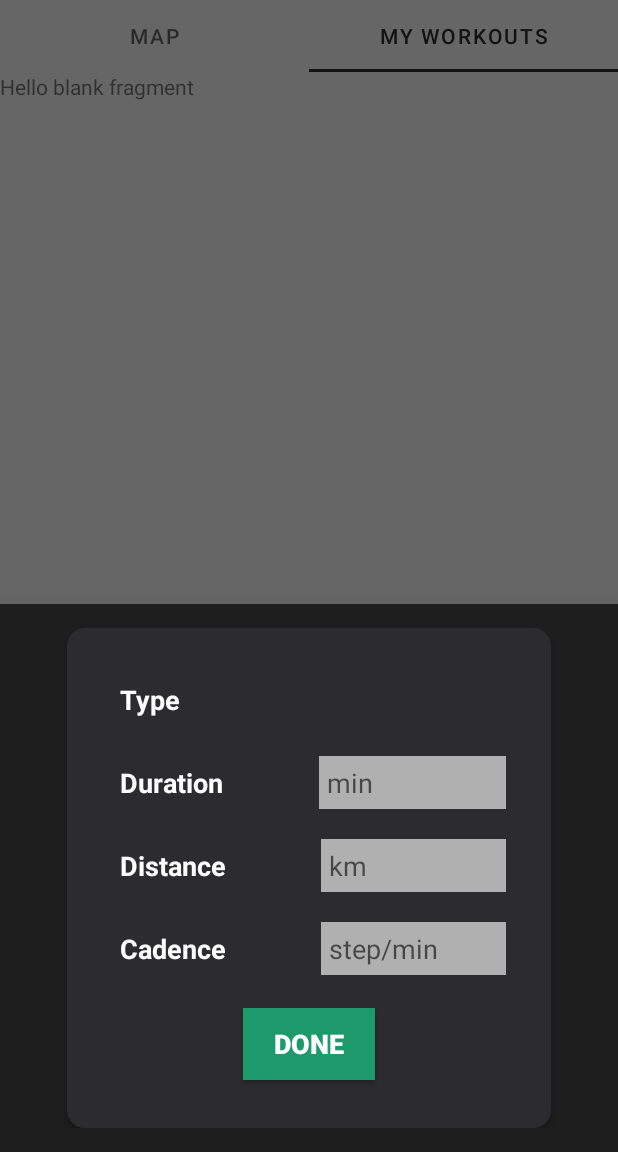
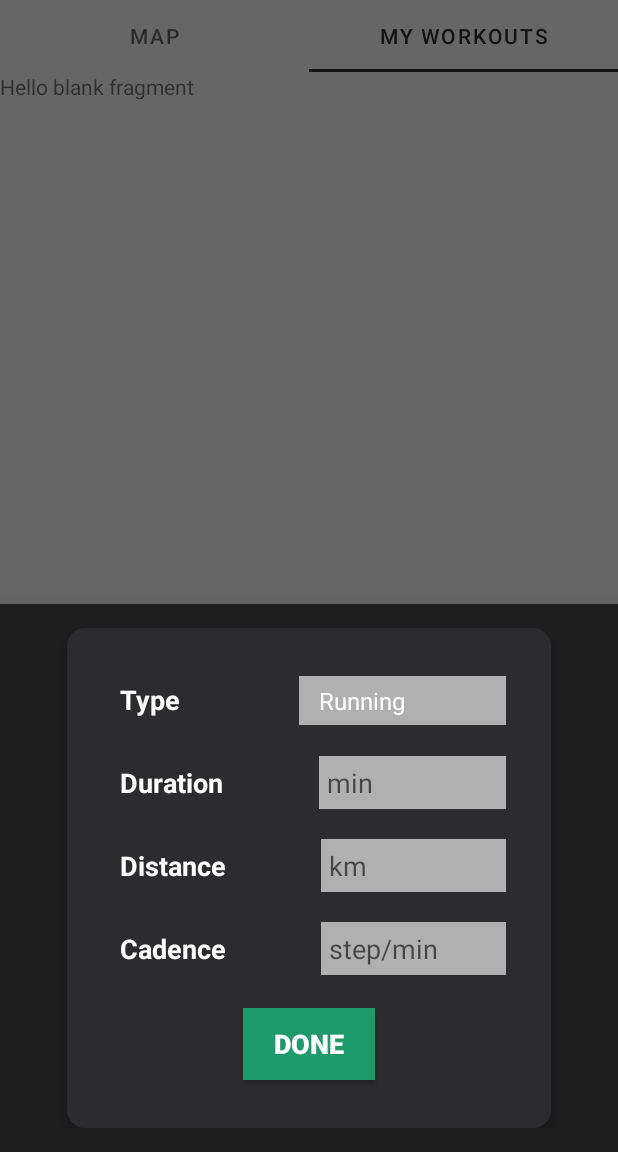
Before and after one commit to Drishti2003/GeoRun, an Android app: the fragment BottomSheetDialog placed in its activity, tab 2 chosen, on a phone screen of 412 x 824 dp, the part 84-1236 px from its top. Run offline under Robolectric (Android 15) with nearby library versions, the phone set to English and light mode, and no system bars.

Commit message:
marker done

```diff
--- a/app/src/main/java/com/example/georun/BottomSheetDialog.java
+++ b/app/src/main/java/com/example/georun/BottomSheetDialog.java
@@ -1,23 +1,77 @@
 package com.example.georun;
 
+import android.content.Context;
+import android.content.Intent;
 import android.os.Bundle;
 import android.view.LayoutInflater;
 import android.view.View;
 import android.view.ViewGroup;
+import android.widget.AdapterView;
+import android.widget.ArrayAdapter;
 import android.widget.Button;
+import android.widget.EditText;
+import android.widget.Spinner;
 import android.widget.Toast;
 import androidx.annotation.NonNull;
 import androidx.annotation.Nullable;
+import androidx.appcompat.widget.AppCompatButton;
+
 import com.google.android.material.bottomsheet.BottomSheetDialogFragment;
 
 public class BottomSheetDialog extends BottomSheetDialogFragment {
 
+    public interface BottomSheetListener {
+        void onDataEntered(String workoutType, String distance, String duration, String cadence);
+    }
+
+    private BottomSheetListener listener;
+
+    private AppCompatButton doneButton;
+    private EditText etDistance, etDuration, etCadence;
+
+    @Override
+    public void onAttach(@NonNull Context context) {
+        super.onAttach(context);
+        if (context instanceof BottomSheetListener) {
+            listener = (BottomSheetListener) context;
+        } else {
+            throw new RuntimeException(context.toString() + " must implement BottomSheetListener");
+        }
+    }
+
     @Nullable
     @Override
-    public View onCreateView(@NonNull LayoutInflater inflater, @Nullable ViewGroup container, @Nullable Bundle savedInstanceState) {
-        // Inflate the bottom sheet layout
+    public View onCreateView(@NonNull LayoutInflater inflater,
+                             @Nullable ViewGroup container,
+                             @Nullable Bundle savedInstanceState) {
         View view = inflater.inflate(R.layout.bottom_sheet_layout, container, false);
 
+        Spinner spinner = view.findViewById(R.id.workout_spinner);
+        doneButton = view.findViewById(R.id.btnDone);
+        etDistance = view.findViewById(R.id.distance);
+        etDuration = view.findViewById(R.id.duration);
+        etCadence = view.findViewById(R.id.cadence);
+
+        ArrayAdapter<CharSequence> adapter = ArrayAdapter.createFromResource(
+                requireContext(),
+                R.array.workout_array,
+                android.R.layout.simple_spinner_item
+        );
+        adapter.setDropDownViewResource(android.R.layout.simple_spinner_dropdown_item);
+        spinner.setAdapter(adapter);
+
+        doneButton.setOnClickListener(v -> {
+            String type = spinner.getSelectedItem().toString();
+            String distance = etDistance.getText().toString();
+            String duration = etDuration.getText().toString();
+            String cadence = etCadence.getText().toString();
+
+            if (listener != null) {
+                listener.onDataEntered(type, distance, duration, cadence);
+            }
+
+            dismiss(); // Optional: close the bottom sheet after data entry
+        });
 
         return view;
     }
--- a/app/src/main/java/com/example/georun/MainActivity.java
+++ b/app/src/main/java/com/example/georun/MainActivity.java
@@ -3,34 +3,41 @@ package com.example.georun;
 import android.graphics.Color;
 import android.os.Build;
 import android.os.Bundle;
-import android.view.View;
+import android.util.Log;
 import android.view.WindowInsetsController;
+import android.widget.Toast;
 
-import androidx.activity.EdgeToEdge;
 import androidx.appcompat.app.AppCompatActivity;
-import androidx.core.content.ContextCompat;
 import androidx.core.graphics.Insets;
 import androidx.core.view.ViewCompat;
 import androidx.core.view.WindowInsetsCompat;
+import androidx.fragment.app.Fragment;
 import androidx.viewpager.widget.ViewPager;
 
+import com.google.android.gms.maps.model.LatLng;
 import com.google.android.material.tabs.TabLayout;
 
-public class MainActivity extends AppCompatActivity {
+public class MainActivity extends AppCompatActivity implements
+        BottomSheetDialog.BottomSheetListener,
+        MapsFragment.OnMapLongClickListener {
+
     ViewPager viewPager;
     TabLayout tabLayout;
+    LatLng selectedLatLng;
+    private MapsFragment mapsFragment;
+
 
     @Override
     protected void onCreate(Bundle savedInstanceState) {
         super.onCreate(savedInstanceState);
-        EdgeToEdge.enable(this);
         setContentView(R.layout.activity_main);
+
         ViewCompat.setOnApplyWindowInsetsListener(findViewById(R.id.main), (v, insets) -> {
             Insets systemBars = insets.getInsets(WindowInsetsCompat.Type.systemBars());
             v.setPadding(systemBars.left, systemBars.top, systemBars.right, systemBars.bottom);
             return insets;
         });
-//        getWindow().setStatusBarColor(ContextCompat.getColor(this, R.color.status_bar_color));
+
         if (Build.VERSION.SDK_INT >= Build.VERSION_CODES.LOLLIPOP) {
             getWindow().setStatusBarColor(Color.parseColor("#2C2C2E"));
         }
@@ -39,7 +46,6 @@ public class MainActivity extends AppCompatActivity {
             getWindow().getInsetsController().setSystemBarsAppearance(0,
                     WindowInsetsController.APPEARANCE_LIGHT_STATUS_BARS);
         } else if (Build.VERSION.SDK_INT >= Build.VERSION_CODES.M) {
-            // Clear LIGHT_STATUS_BAR flag to get white icons
             getWindow().getDecorView().setSystemUiVisibility(0);
         }
 
@@ -47,10 +53,54 @@ public class MainActivity extends AppCompatActivity {
         tabLayout = findViewById(R.id.Tab);
 
         ViewPagerGeoRunAdapter adapter = new ViewPagerGeoRunAdapter(getSupportFragmentManager());
-
         viewPager.setAdapter(adapter);
-
         tabLayout.setupWithViewPager(viewPager);
 
+        viewPager.post(() -> {
+            mapsFragment = (MapsFragment) getSupportFragmentManager()
+                    .findFragmentByTag("android:switcher:" + R.id.ViewPager + ":0");
+            if (mapsFragment != null) {
+                mapsFragment.setOnMapLongClickListener(MainActivity.this);
+            } else {
+                Log.e("MainActivity", "MapsFragment not found!");
+            }
+        });
+
+        viewPager.addOnPageChangeListener(new ViewPager.OnPageChangeListener() {
+            @Override public void onPageScrolled(int position, float positionOffset, int positionOffsetPixels) {}
+
+            @Override
+            public void onPageSelected(int position) {
+                Fragment currentFragment = adapter.getItem(position);
+                if (currentFragment instanceof MapsFragment) {
+                    ((MapsFragment) currentFragment).setOnMapLongClickListener(MainActivity.this);
+                }
+            }
+
+            @Override public void onPageScrollStateChanged(int state) {}
+        });
     }
+
+    @Override
+    public void onMapLongClicked(LatLng latLng) {
+        selectedLatLng = latLng;
+    }
+
+    @Override
+    public void onDataEntered(String workoutType, String distance, String duration, String cadence) {
+        if (selectedLatLng == null) {
+            Toast.makeText(this, "Location not selected!", Toast.LENGTH_SHORT).show();
+            return;
+        }
+
+        if (distance.isEmpty() || duration.isEmpty() || cadence.isEmpty()) {
+            Toast.makeText(this, "Please fill all fields", Toast.LENGTH_SHORT).show();
+            return;
+        }
+
+        mapsFragment.addMarkerAt(selectedLatLng);
+
+        Log.d("DataReceived", workoutType + ", " + distance + ", " + duration + ", " + cadence);
+    }
+
 }
--- a/app/src/main/java/com/example/georun/MapsFragment.java
+++ b/app/src/main/java/com/example/georun/MapsFragment.java
@@ -1,6 +1,7 @@
 package com.example.georun;
 
 import android.Manifest;
+import android.content.Intent;
 import android.content.pm.PackageManager;
 import android.location.Location;
 import android.os.Bundle;
@@ -24,6 +25,15 @@ import com.google.android.gms.maps.model.LatLng;
 import com.google.android.gms.maps.model.MarkerOptions;
 
 public class MapsFragment extends Fragment implements OnMapReadyCallback {
+
+    public interface OnMapLongClickListener {
+        void onMapLongClicked(LatLng latLng);
+    }
+    private OnMapLongClickListener longClickListener;
+
+    public void setOnMapLongClickListener(OnMapLongClickListener listener) {
+        this.longClickListener = listener;
+    }
 
     private GoogleMap map;
     private FusedLocationProviderClient fusedLocationClient;
@@ -80,8 +90,10 @@ public class MapsFragment extends Fragment implements OnMapReadyCallback {
             // Show the bottom sheet
             bottomSheet.show(getActivity().getSupportFragmentManager(), "ModalBottomSheet");
 
-            MarkerOptions markerOptions = new MarkerOptions().position(latLng);
-            map.addMarker(markerOptions);
+            if (longClickListener != null) {
+                longClickListener.onMapLongClicked(latLng);
+            }
+
         });
     }
 
@@ -98,4 +110,9 @@ public class MapsFragment extends Fragment implements OnMapReadyCallback {
             }
         }
     }
+    public void addMarkerAt(LatLng latLng) {
+        if (map != null && latLng != null) {
+            map.addMarker(new MarkerOptions().position(latLng)).setTitle("Workout Location");
+        }
+    }
 }
--- a/app/src/main/res/layout/bottom_sheet_layout.xml
+++ b/app/src/main/res/layout/bottom_sheet_layout.xml
@@ -35,6 +35,16 @@
                 android:textSize="18sp"
                 android:layout_margin="10dp"
                 android:padding="5dp"/>
+        <Spinner
+            android:id="@+id/workout_spinner"
+            android:layout_width="wrap_content"
+            android:layout_height="wrap_content"
+            android:background="#b0b0b0"
+            android:layout_weight="1"
+            android:textSize="18sp"
+            android:layout_margin="10dp"
+            android:padding="5dp"
+            android:textColor="#000"/>
         </LinearLayout>
         <LinearLayout
             android:layout_width="match_parent"
--- /dev/null
+++ b/app/src/main/res/values/workout_array.xml
@@ -0,0 +1,7 @@
+<?xml version="1.0" encoding="utf-8"?>
+<resources>
+    <string-array name="workout_array">
+        <item>Running</item>
+        <item>Cycling</item>
+    </string-array>
+</resources>
```
